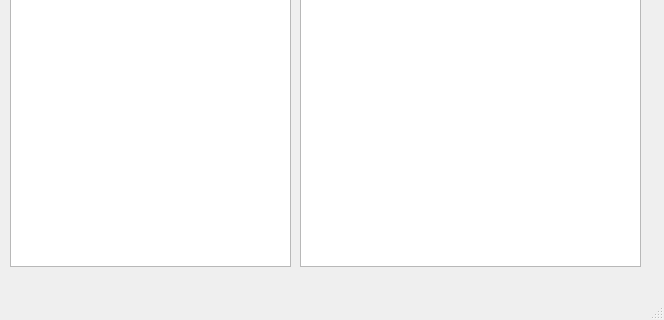
Qt form cuTPS-client/ManageContentListWindow.ui (akfarhat/cuTPS) before a commit; both pictures show x 0 to 664 and y 174 to 494 of the 664 by 494 pixel window.
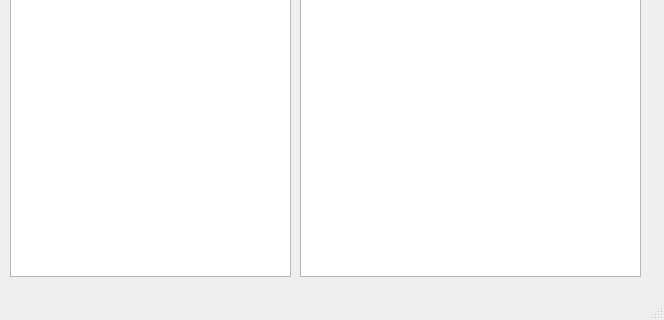
The same form after that commit.

Commit message: More work on GUI for CM content navigation

```diff
--- a/cuTPS-client/ManageContentListWindow.ui
+++ b/cuTPS-client/ManageContentListWindow.ui
@@ -20,18 +20,17 @@
       <x>300</x>
       <y>50</y>
       <width>341</width>
-      <height>391</height>
+      <height>401</height>
      </rect>
     </property>
-   </widget>
-   <widget class="QTableView" name="metadataView">
-    <property name="geometry">
-     <rect>
-      <x>10</x>
-      <y>50</y>
-      <width>281</width>
-      <height>391</height>
-     </rect>
+    <property name="cursor" stdset="0">
+     <cursorShape>ArrowCursor</cursorShape>
+    </property>
+    <property name="midLineWidth">
+     <number>0</number>
+    </property>
+    <property name="selectionRectVisible">
+     <bool>true</bool>
     </property>
    </widget>
    <widget class="QPushButton" name="backButton">
@@ -47,6 +46,16 @@
      <string>Back</string>
     </property>
    </widget>
+   <widget class="QTextEdit" name="metadataView">
+    <property name="geometry">
+     <rect>
+      <x>10</x>
+      <y>50</y>
+      <width>281</width>
+      <height>401</height>
+     </rect>
+    </property>
+   </widget>
   </widget>
   <widget class="QMenuBar" name="menubar">
    <property name="geometry">
```
The commit also changes 18 other files.
